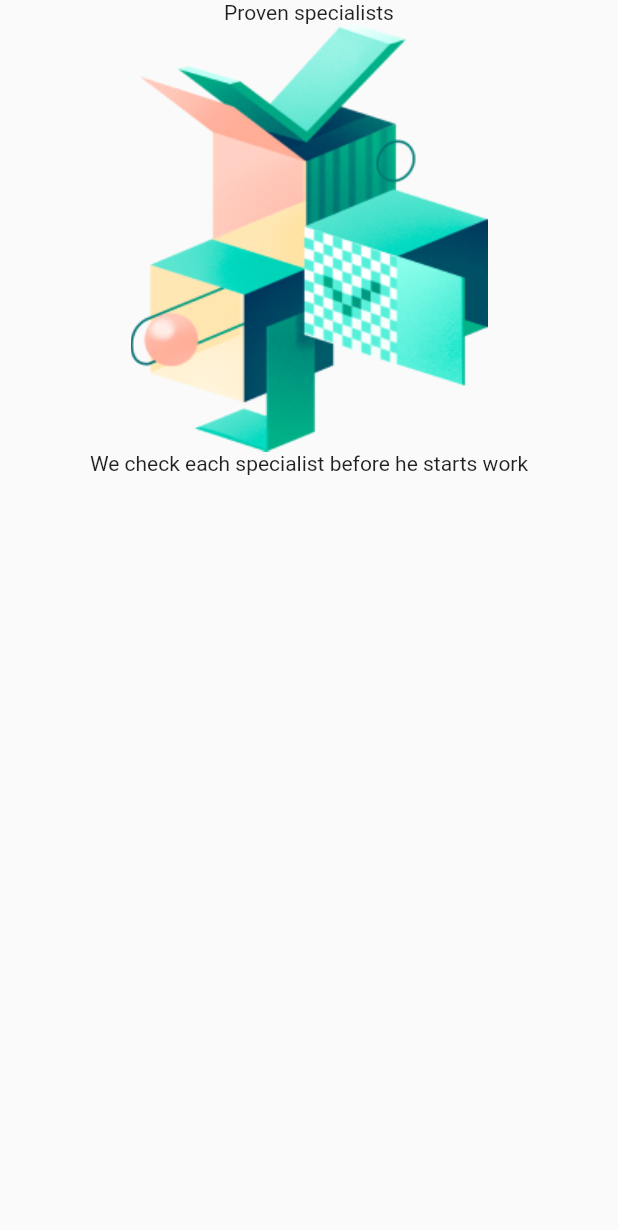
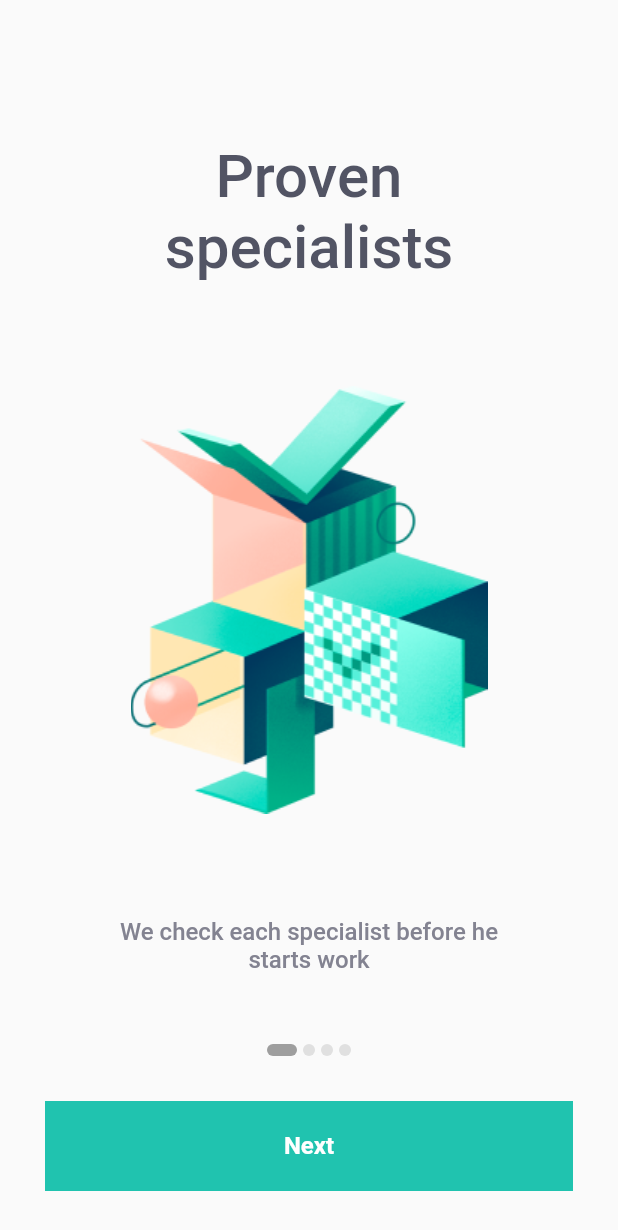
Before and after one commit to huyhieu127/my_documents_flutter, a Flutter app: the screen it shows after launch, on a phone screen of 412 x 824 dp. Shown: the top 1230 px of the screen. Run offline on Flutter 3.47's test engine with Material 2 defaults, Android fonts, the phone set to English and light mode, and no system bars; drawn by our look-alikes of smooth_page_indicator.

Commit message:
Done introduce_page.dart

```diff
--- a/lib/screen/introduce_page.dart
+++ b/lib/screen/introduce_page.dart
@@ -1,4 +1,8 @@
 import 'package:flutter/material.dart';
+import 'package:my_documents_flutter/screen/sign_in_page.dart';
+import 'package:my_documents_flutter/utils/asset_utils.dart';
+import 'package:my_documents_flutter/utils/color_utils.dart';
+import 'package:smooth_page_indicator/smooth_page_indicator.dart';
 
 class IntroducePage extends StatefulWidget {
   const IntroducePage({Key? key}) : super(key: key);
@@ -9,7 +13,7 @@ class IntroducePage extends StatefulWidget {
 
 class _IntroducePageState extends State<IntroducePage> {
   final _pageController = PageController();
-
+  var _isLastIndex = false;
 
   @override
   void dispose() {
@@ -24,35 +28,140 @@ class _IntroducePageState extends State<IntroducePage> {
         padding: const EdgeInsets.only(bottom: 140),
         child: PageView(
           controller: _pageController,
+          onPageChanged: (index) {
+            setState(() => _isLastIndex = index == 3);
+          },
           children: [
-            Column(
-              children: [
-                Text("Proven specialists"),
-                Image.asset("assets/img_introduce_1.png"),
-                Text("We check each specialist before he starts work"),
-              ],
+            _buildContentIntroduce(
+              title: "Proven\nspecialists",
+              pathImage: AssetUtils.imgIntroduce1,
+              content: "We check each specialist before he starts work",
             ),
-            Column(
-              children: [
-                Text("Honest ratings"),
-                Text("We carefully check each specialist and put honest ratings"),
-              ],
+            _buildContentIntroduce(
+              title: "Honest\nratings",
+              pathImage: AssetUtils.imgIntroduce2,
+              content:
+                  "We carefully check each specialist and put honest ratings",
             ),
-            Column(
-              children: [
-                Text("Insured orders"),
-                Text("We insure each order for the amount of \$500"),
-              ],
+            _buildContentIntroduce(
+              title: "Insured\norders",
+              pathImage: AssetUtils.imgIntroduce3,
+              content: "We insure each order for the amount of \$500",
             ),
-            Column(
-              children: [
-                Text("Create order"),
-                Text("It's easy, just click on the plus"),
-              ],
+            _buildContentIntroduce(
+              title: "Create\norder",
+              pathImage: AssetUtils.imgIntroduce4,
+              content: "It's easy, just click on the plus",
             ),
           ],
         ),
       ),
+      bottomSheet: GestureDetector(
+        child: SizedBox(
+          height: 140,
+          child: Center(
+            child: _isLastIndex ? _buildButtonAdd() : _buildFooter(),
+          ),
+        ),
+      ),
     );
   }
+
+  _buildContentIntroduce(
+          {required String title,
+          required String pathImage,
+          required String content}) =>
+      Padding(
+        padding: const EdgeInsets.only(left: 60, right: 60, top: 60),
+        child: Column(
+          mainAxisAlignment: MainAxisAlignment.spaceAround,
+          children: [
+            Text(
+              title,
+              textAlign: TextAlign.center,
+              style: const TextStyle(
+                color: Color(ColorUtils.txtColor1),
+                fontWeight: FontWeight.w500,
+                fontSize: 40,
+              ),
+            ),
+            Image.asset(pathImage),
+            Text(
+              content,
+              textAlign: TextAlign.center,
+              style: const TextStyle(
+                color: Color(ColorUtils.txtColor2),
+                fontWeight: FontWeight.w500,
+                fontSize: 16,
+              ),
+            ),
+          ],
+        ),
+      );
+
+  _buildFooter() => Column(
+        mainAxisAlignment: MainAxisAlignment.end,
+        children: [
+          SmoothPageIndicator(
+            controller: _pageController,
+            count: 4,
+            effect: ExpandingDotsEffect(
+              dotWidth: 8,
+              dotHeight: 8,
+              spacing: 4,
+              activeDotColor: Colors.grey,
+              dotColor: Colors.grey.shade300,
+              expansionFactor: 2.5,
+            ),
+          ),
+          Padding(
+            padding: const EdgeInsets.all(30),
+            child: ElevatedButton(
+              onPressed: () {
+                _pageController.nextPage(
+                    duration: const Duration(milliseconds: 400),
+                    curve: Curves.easeInOut);
+              },
+              style: ElevatedButton.styleFrom(
+                primary: const Color(ColorUtils.primary),
+                minimumSize: const Size.fromHeight(60),
+                shadowColor: Colors.transparent,
+                shape: const RoundedRectangleBorder(
+                  borderRadius: BorderRadius.zero,
+                ),
+              ),
+              child: const Text(
+                "Next",
+                style: TextStyle(
+                  fontSize: 16,
+                  fontWeight: FontWeight.w600,
+                ),
+              ),
+            ),
+          )
+        ],
+      );
+
+  _buildButtonAdd() => ElevatedButton(
+        onPressed: () {
+          // Navigator.push(
+          //   context,
+          //   MaterialPageRoute(builder: (context) => const SignInPage()),
+          // );
+          Navigator.pushReplacement(context, MaterialPageRoute(builder: (context) => const SignInPage()));
+        },
+        style: ElevatedButton.styleFrom(
+          primary: const Color(ColorUtils.primary),
+          fixedSize: const Size(80, 80),
+          shadowColor: Colors.transparent,
+          shape: RoundedRectangleBorder(
+            borderRadius: BorderRadius.circular(40),
+          ),
+        ),
+        child: const Icon(
+          Icons.add,
+          color: Colors.white,
+          size: 24,
+        ),
+      );
 }
--- /dev/null
+++ b/lib/screen/sign_in_page.dart
@@ -0,0 +1,15 @@
+import 'package:flutter/material.dart';
+
+class SignInPage extends StatefulWidget {
+  const SignInPage({Key? key}) : super(key: key);
+
+  @override
+  State<SignInPage> createState() => _SignInPageState();
+}
+
+class _SignInPageState extends State<SignInPage> {
+  @override
+  Widget build(BuildContext context) {
+    return Container();
+  }
+}
--- /dev/null
+++ b/lib/utils/asset_utils.dart
@@ -0,0 +1,16 @@
+
+class AssetUtils {
+  static const String _pathAssets = "assets";
+
+  static const String imgIntroduce1 = "$_pathAssets/img_introduce_1.png";
+  static const String imgIntroduce2 = "$_pathAssets/img_introduce_2.png";
+  static const String imgIntroduce3 = "$_pathAssets/img_introduce_3.png";
+  static const String imgIntroduce4 = "$_pathAssets/img_introduce_4.png";
+
+  static const String imgSignIn = "$_pathAssets/img_sign_in.png";
+  static const String imgSignUp = "$_pathAssets/img_sign_up.png";
+
+  static const String icFacebook = "$_pathAssets/ic_facebook.png";
+  static const String icTwitter = "$_pathAssets/ic_twitter.png";
+  static const String icLinkedIn = "$_pathAssets/ic_linked_in.png";
+}
--- /dev/null
+++ b/lib/utils/color_utils.dart
@@ -0,0 +1,12 @@
+
+class ColorUtils {
+
+  ///Text colors
+  static const int txtColor1 = 0xFF525464;
+  static const int txtColor2 = 0xFF838391;
+  static const int txtColor3 = 0xFFFFB19D;
+
+  ///Others
+  static const int primary = 0xFF20C3AF;
+
+}
--- a/pubspec.yaml
+++ b/pubspec.yaml
@@ -45,6 +45,7 @@ dev_dependencies:
   # package. See that file for information about deactivating specific lint
   # rules and activating additional ones.
   flutter_lints: ^2.0.0
+  smooth_page_indicator: ^1.0.0+2
 
 # For information on the generic Dart part of this file, see the
 # following page: https://dart.dev/tools/pub/pubspec
```
Also changed, not shown: assets/ic_facebook.png (added), assets/ic_linked_in.png (added), assets/ic_twitter.png (added), assets/img_sign_in.png (added), assets/img_sign_up.png (added), pubspec.lock.
